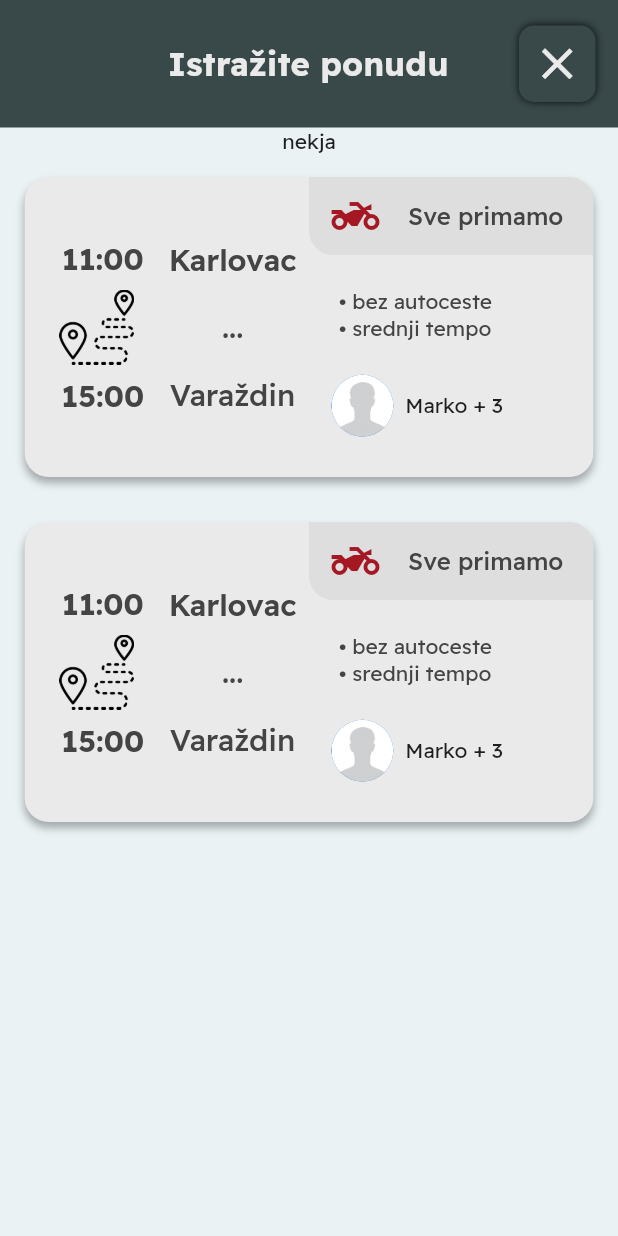
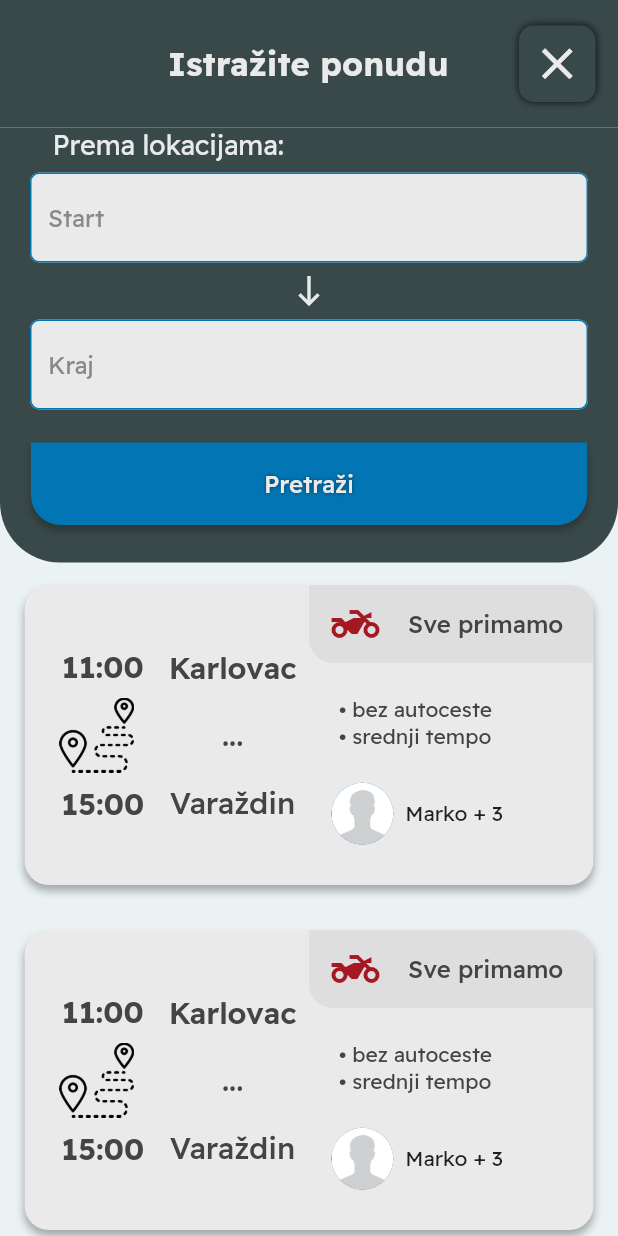
Before and after one commit to CroAnna/BikerZone, a Flutter app: the FindRidePage screen opened directly, after a tap on the "filter alt" icon, on a phone screen of 412 x 824 dp. Run offline on Flutter 3.47's test engine with Material 2 defaults, Android fonts, the phone set to English and light mode, and no system bars; our stand-ins replace cloud_firestore, dot_navigation_bar, firebase_auth, firebase_core, firebase_storage, image_picker; accounts and stored records are empty; network calls fail.

Commit message:
[ADD] dropdown location filter UI

```diff
--- /dev/null
+++ b/lib/components/filter_dropdown_custom.dart
@@ -0,0 +1,92 @@
+import 'package:bikerzone/components/input_field_custom.dart';
+import 'package:flutter/material.dart';
+
+class FilterDropdownCustom extends StatelessWidget {
+  const FilterDropdownCustom({super.key});
+
+  @override
+  Widget build(BuildContext context) {
+    final screenWidth = MediaQuery.of(context).size.width;
+    final startingLocationController = TextEditingController();
+    final finishingLocationController = TextEditingController();
+
+    return Container(
+      width: screenWidth,
+      height: 290,
+      decoration: const BoxDecoration(
+        borderRadius: BorderRadius.only(
+          bottomLeft: Radius.circular(40),
+          bottomRight: Radius.circular(40),
+        ),
+        color: Color(0xFF394949),
+      ),
+      child: Column(
+        children: [
+          const Padding(
+            padding: EdgeInsets.only(left: 35),
+            child: Align(
+              alignment: Alignment.centerLeft,
+              child: Text(
+                "Prema lokacijama:",
+                style: TextStyle(color: Color(0xFFEAEAEA), fontSize: 18),
+              ),
+            ),
+          ),
+          InputFieldCustom(
+              controller: startingLocationController,
+              hintText: "Start",
+              hide: false),
+          const Center(
+            child: Icon(
+              Icons.south,
+              color: Color(0xFFEAEAEA),
+            ),
+          ),
+          InputFieldCustom(
+              controller: finishingLocationController,
+              hintText: "Kraj",
+              hide: false),
+          GestureDetector(
+            onTap: () => {},
+            child: Container(
+              margin: const EdgeInsets.only(top: 15),
+              alignment: Alignment.center,
+              width: screenWidth * 0.9,
+              height: 55,
+              decoration: BoxDecoration(
+                borderRadius: const BorderRadius.only(
+                  bottomLeft: Radius.circular(20),
+                  bottomRight: Radius.circular(20),
+                ),
+                color: const Color(0xFF0276B4),
+                boxShadow: [
+                  BoxShadow(
+                    color: Colors.black.withOpacity(0.25),
+                    spreadRadius: 0,
+                    blurRadius: 4,
+                    offset: const Offset(0, 4),
+                  ),
+                ],
+              ),
+              padding: const EdgeInsets.symmetric(horizontal: 20, vertical: 10),
+              child: Text(
+                "Pretraži",
+                style: TextStyle(
+                  color: const Color(0xFFEAEAEA),
+                  fontWeight: FontWeight.w500,
+                  fontSize: 16,
+                  shadows: [
+                    Shadow(
+                      color: Colors.black.withOpacity(0.5),
+                      blurRadius: 3,
+                    ),
+                  ],
+                ),
+              ),
+            ),
+          ),
+        ],
+      ),
+    );
+  }
+}
--- a/lib/pages/find_ride_page.dart
+++ b/lib/pages/find_ride_page.dart
@@ -1,3 +1,4 @@
+import 'package:bikerzone/components/filter_dropdown_custom.dart';
 import 'package:bikerzone/components/ride_card_custom.dart';
 import 'package:flutter/material.dart';
 
@@ -21,6 +22,7 @@ class _FindRidePageState extends State<FindRidePage> {
     return Scaffold(
       backgroundColor: const Color(0xFFEAF2F4),
       body: SafeArea(
+        child: SingleChildScrollView(
           child: Center(
             child: Column(children: [
               OfferOverviewCustom(
@@ -28,11 +30,15 @@ class _FindRidePageState extends State<FindRidePage> {
                   onDataRecieved: _handleDataRecieved),
               Visibility(
                 visible: isFilterShown,
-              child: Text("nekja"),
+                child: const FilterDropdownCustom(),
               ),
+              const RideCardCustom(),
+              const RideCardCustom(),
+              const RideCardCustom(),
               const RideCardCustom(),
               const RideCardCustom()
             ]),
+          ),
         ),
       ),
     );
```
Lines whose indentation alone changed are shown as unchanged.
